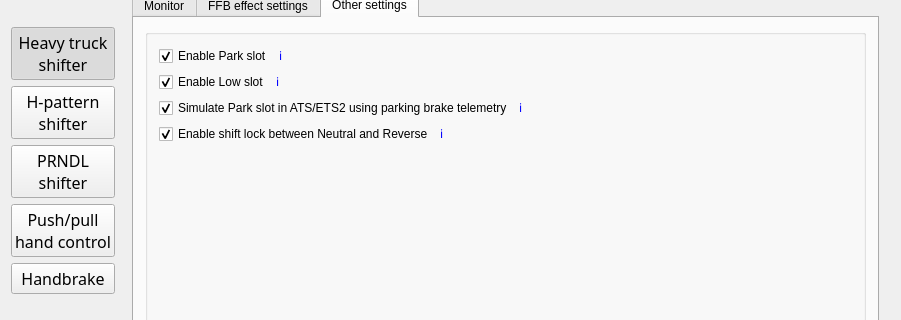
The window that BonusFFB/BonusFFB.ui (kgmonteith/BonusFFB) describes before a commit, drawn with Qt 5; both pictures show x 0 to 901 and y 145 to 465 of the 901 by 695 pixel window.
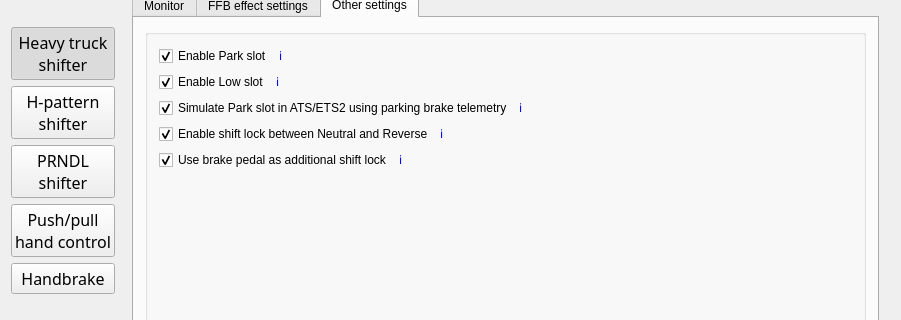
The same window after the commit. The open tabs and pages were chosen to show the change. Icons and pictures are not drawn.

Commit message: Limited device state polling to once per tick cycle Implemented brake as shift lock for PRNDL mode, closes #62

Patch:
```diff
--- a/BonusFFB/BonusFFB.ui
+++ b/BonusFFB/BonusFFB.ui
@@ -2666,6 +2666,39 @@
                  </item>
                 </layout>
                </item>
+               <item>
+                <layout class="QHBoxLayout" name="horizontalLayout_26">
+                 <item>
+                  <widget class="QCheckBox" name="prndl_useBrakeAsShiftLock">
+                   <property name="text">
+                    <string>Use brake pedal as additional shift lock</string>
+                   </property>
+                   <property name="checked">
+                    <bool>true</bool>
+                   </property>
+                  </widget>
+                 </item>
+                 <item>
+                  <widget class="QLabel" name="label_19">
+                   <property name="sizePolicy">
+                    <sizepolicy hsizetype="Expanding" vsizetype="Preferred">
+                     <horstretch>0</horstretch>
+                     <verstretch>0</verstretch>
+                    </sizepolicy>
+                   </property>
+                   <property name="text">
+                    <string>&lt;a href=&quot;https://kgmonteith.github.io/BonusFFB/prndl/#use-brake-pedal-as-additional-shift-lock&quot; style=&quot;text-decoration: none&quot;&gt;ℹ️&lt;/a&gt;</string>
+                   </property>
+                   <property name="alignment">
+                    <set>Qt::AlignmentFlag::AlignLeading|Qt::AlignmentFlag::AlignLeft|Qt::AlignmentFlag::AlignVCenter</set>
+                   </property>
+                   <property name="openExternalLinks">
+                    <bool>true</bool>
+                   </property>
+                  </widget>
+                 </item>
+                </layout>
+               </item>
                <item>
                 <spacer name="verticalSpacer_3">
                  <property name="orientation">
```
Left out of the diff: 4 changed lines with no effect on the pictures. The commit also changes 10 other files.
